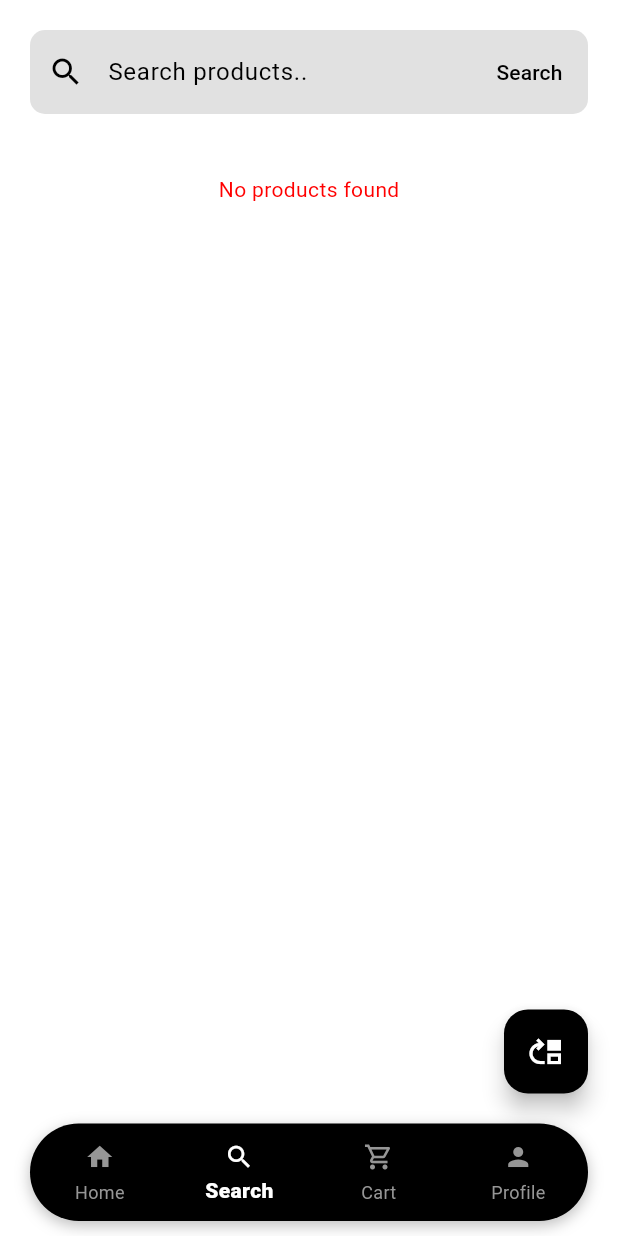
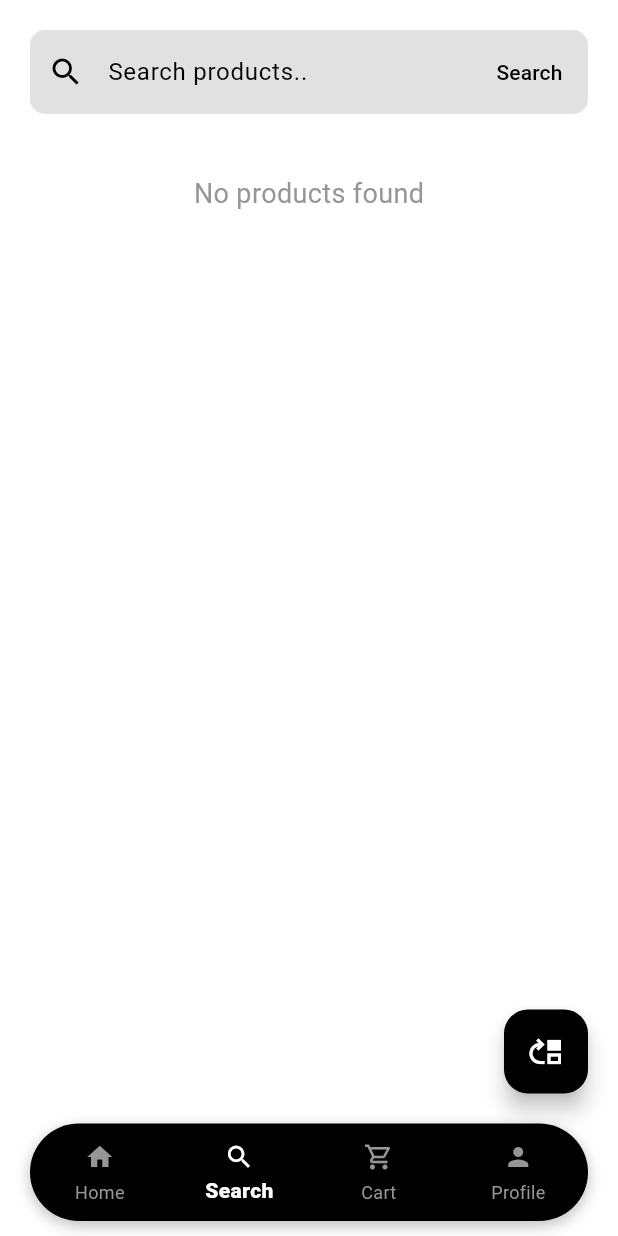
Before and after one commit to RathodJay15/Marketly, a Flutter app: the screen it shows once a user with an empty profile is signed in, after a tap on "Search products..", on a phone screen of 412 x 824 dp. Run offline on Flutter 3.47's test engine with Material 3 defaults, Android fonts, the light colour scheme and no system bars; our stand-ins replace cached_network_image, carousel_slider, cloud_firestore, firebase_auth, firebase_core, flutter_rating_bar and 1 more; accounts and stored records are empty; generated files the repository leaves out were written again; network calls fail.

Commit message:
updated backend of cart section in home screen.

```diff
--- a/lib/presentation/user/cart_screen.dart
+++ b/lib/presentation/user/cart_screen.dart
@@ -41,7 +41,7 @@ class _cartScreenState extends State<CartScreen> {
             child: Text(
               'No Item in the cart, Cart is Empty !!',
               style: TextStyle(
-                color: Theme.of(context).colorScheme.onInverseSurface,
+                color: Theme.of(context).colorScheme.onPrimary,
                 fontSize: 20,
               ),
             ),
--- a/lib/presentation/user/home_screen_body.dart
+++ b/lib/presentation/user/home_screen_body.dart
@@ -4,6 +4,7 @@ import 'package:marketly/data/services/auth_service.dart';
 import 'package:marketly/presentation/widgets/category_chip.dart';
 import 'package:marketly/presentation/widgets/product_card.dart';
 import 'package:marketly/presentation/widgets/product_details.dart';
+import 'package:marketly/providers/cart_provider.dart';
 import 'package:marketly/providers/category_provider.dart';
 import 'package:marketly/providers/navigation_provider.dart';
 import 'package:marketly/providers/product_provider.dart';
@@ -246,7 +247,15 @@ class _homeScreenBodyState extends State<HomeScreenBody> {
           }
 
           if (productProvider.tenProducts.isEmpty) {
-            return const Center(child: Text('No products found'));
+            return Center(
+              child: Text(
+                'No products found',
+                style: TextStyle(
+                  fontSize: 18,
+                  color: Theme.of(context).colorScheme.onPrimary,
+                ),
+              ),
+            );
           }
 
           final products = productProvider.tenProducts;
@@ -277,22 +286,20 @@ class _homeScreenBodyState extends State<HomeScreenBody> {
   Widget _buildCartList() {
     return SizedBox(
       height: 160,
-      child: Consumer<ProductProvider>(
-        builder: (context, productProvider, _) {
-          if (productProvider.isHomeLoading) {
+      child: Consumer<CartProvider>(
+        builder: (context, cartProvider, _) {
+          final products = cartProvider.items;
+          if (products.isEmpty) {
             return Center(
-              child: CircularProgressIndicator(
-                color: Theme.of(context).colorScheme.onInverseSurface,
+              child: Text(
+                'Cart is Empty',
+                style: TextStyle(
+                  fontSize: 18,
+                  color: Theme.of(context).colorScheme.onPrimary,
+                ),
               ),
             );
           }
-
-          if (productProvider.tenProducts.isEmpty) {
-            return const Center(child: Text('No products found'));
-          }
-
-          final products = productProvider.tenProducts;
-
           return ListView.separated(
             scrollDirection: Axis.horizontal,
             itemCount: products.length + 1, // +1 for See All
--- a/lib/presentation/user/search_products_screen.dart
+++ b/lib/presentation/user/search_products_screen.dart
@@ -308,7 +308,15 @@ class _searchProductScreenState extends State<SearchProductsScreen> {
         final products = productProvider.visibleProducts;
 
         if (products.isEmpty) {
-          return const Center(child: Text('No products found'));
+          return Center(
+            child: Text(
+              'No products found',
+              style: TextStyle(
+                fontSize: 18,
+                color: Theme.of(context).colorScheme.onPrimary,
+              ),
+            ),
+          );
         }
         return GridView.builder(
           shrinkWrap: true,
--- a/lib/presentation/widgets/product_card.dart
+++ b/lib/presentation/widgets/product_card.dart
@@ -1,6 +1,7 @@
 import 'package:animations/animations.dart';
 import 'package:flutter/material.dart';
 import 'package:cached_network_image/cached_network_image.dart';
+import 'package:marketly/data/models/cart_item_model.dart';
 import 'package:marketly/data/models/product_model.dart';
 import 'package:marketly/presentation/widgets/product_details.dart';
 
@@ -124,7 +125,7 @@ class ProductCard extends StatelessWidget {
 }
 
 class CartProductCard extends StatelessWidget {
-  final ProductModel product;
+  final CartItemModel product;
   final VoidCallback? onTap;
 
   const CartProductCard({super.key, required this.product, this.onTap});
```
Also changed, not shown: lib/data/models/cart_model.dart (deleted, +0 -32 lines).
